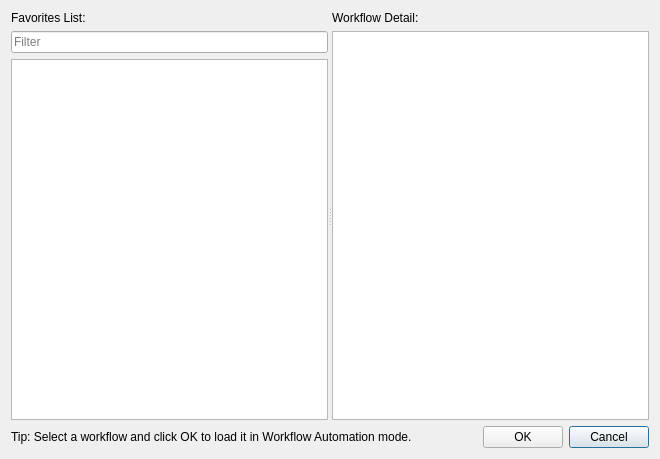
robert6757/qgis-geo-knowledge-ai, file orch_favorites_dialog.ui: the form before one commit.
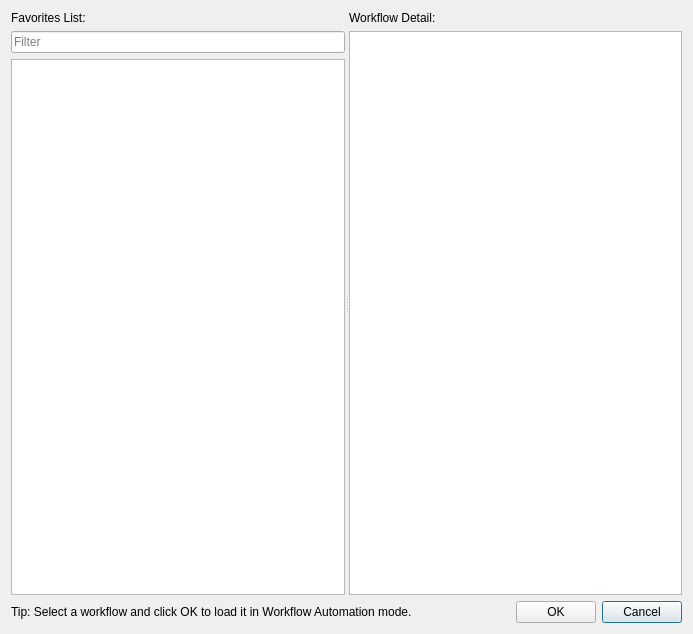
The form after the commit.

Diff of the .ui file:
```diff
--- a/orch_favorites_dialog.ui
+++ b/orch_favorites_dialog.ui
@@ -6,8 +6,8 @@
    <rect>
     <x>0</x>
     <y>0</y>
-    <width>660</width>
-    <height>459</height>
+    <width>693</width>
+    <height>634</height>
    </rect>
   </property>
   <property name="windowTitle">
```
Left out of the diff: 26 changed lines with no effect on the pictures.
